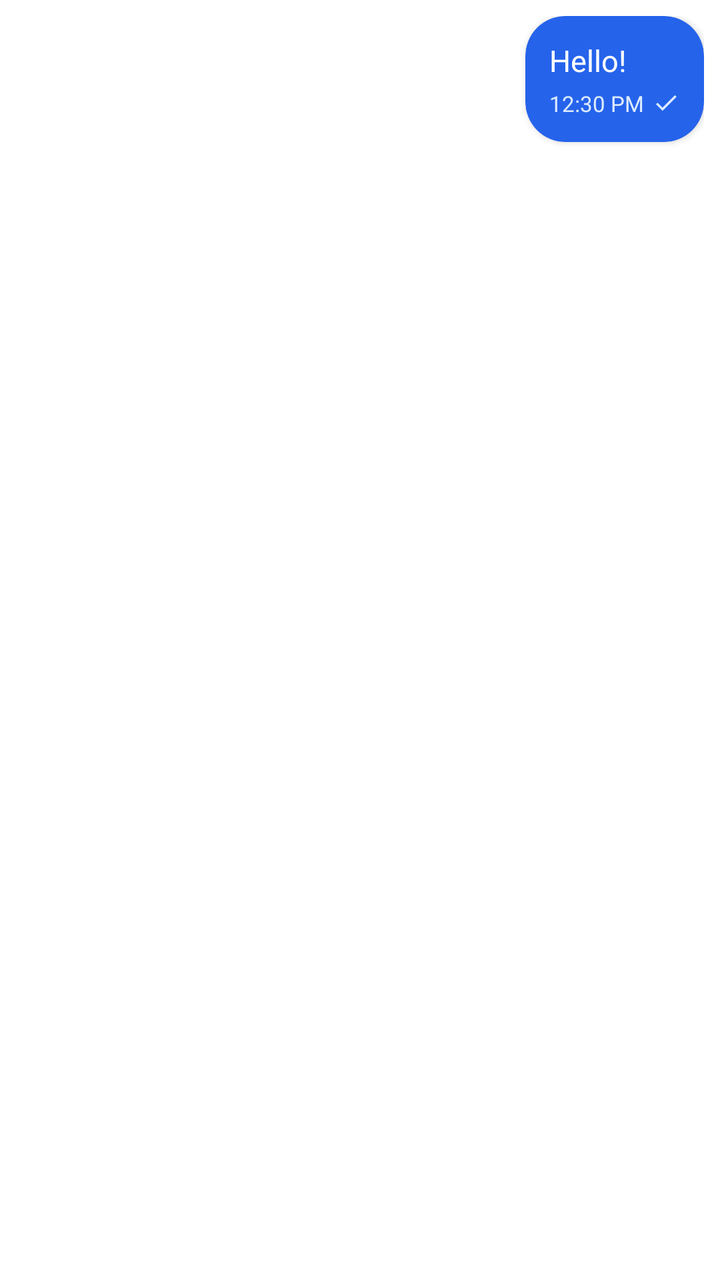
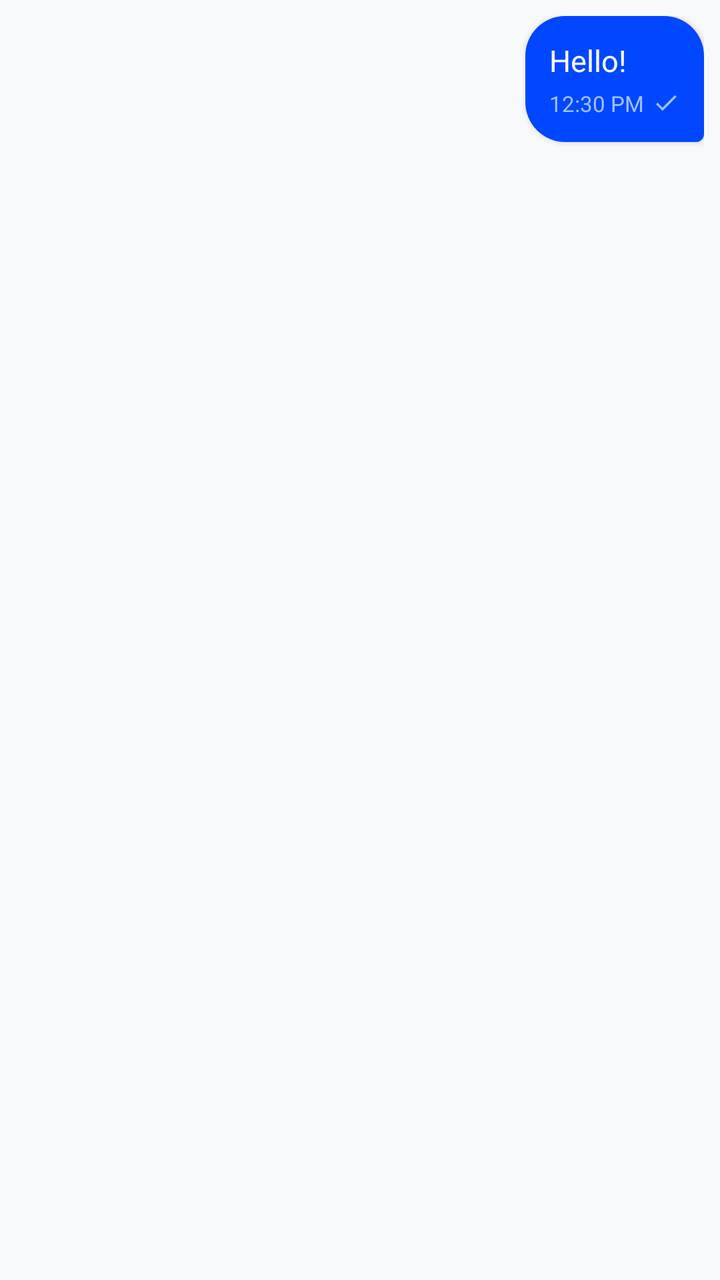

Screens rendered from an Android XML layout before and after an edit, with the pre-edit source and the edit as a unified diff.
<!-- AndroidManifest.xml: application theme Theme.DisasterComm -->
<!-- res/layout/item_message_sent.xml -->
<?xml version="1.0" encoding="utf-8"?>
<androidx.constraintlayout.widget.ConstraintLayout
    xmlns:android="http://schemas.android.com/apk/res/android"
    xmlns:app="http://schemas.android.com/apk/res-auto"
    android:layout_width="match_parent"
    android:layout_height="wrap_content"
    android:layout_marginStart="64dp"
    android:layout_marginEnd="8dp"
    android:layout_marginTop="4dp"
    android:layout_marginBottom="4dp"
    android:padding="8dp">

    
    <androidx.cardview.widget.CardView
        android:id="@+id/cvMessageBubble"
        android:layout_width="wrap_content"
        android:layout_height="wrap_content"
        app:cardCornerRadius="20dp"
        app:cardElevation="2dp"
        app:cardBackgroundColor="@color/chat_bubble_sent"
        app:layout_constraintTop_toTopOf="parent"
        app:layout_constraintEnd_toEndOf="parent">

        <LinearLayout
            android:layout_width="wrap_content"
            android:layout_height="wrap_content"
            android:orientation="vertical"
            android:padding="12dp"
            android:minWidth="80dp"
            android:maxWidth="280dp">

            
            <TextView
                android:id="@+id/tvMessage"
                android:layout_width="wrap_content"
                android:layout_height="wrap_content"
                android:text="Hello!"
                android:textSize="15sp"
                android:textColor="@color/chat_text_sent"
                android:lineSpacingExtra="2dp"/>

            
            <LinearLayout
                android:layout_width="wrap_content"
                android:layout_height="wrap_content"
                android:orientation="horizontal"
                android:layout_marginTop="4dp"
                android:gravity="end"
                android:layout_gravity="end">

                <TextView
                    android:id="@+id/tvTimestamp"
                    android:layout_width="wrap_content"
                    android:layout_height="wrap_content"
                    android:text="12:30 PM"
                    android:textSize="11sp"
                    android:textColor="@color/chat_meta_sent"
                    android:layout_marginEnd="4dp"/>

                
                <ImageView
                    android:id="@+id/ivStatus"
                    android:layout_width="14dp"
                    android:layout_height="14dp"
                    android:src="@drawable/ic_check"
                    app:tint="@color/chat_meta_sent"
                    android:visibility="visible"/>
            </LinearLayout>
        </LinearLayout>
    </androidx.cardview.widget.CardView>

</androidx.constraintlayout.widget.ConstraintLayout>
<!-- resources referenced by this layout -->
<resources>
  <color name="chat_bubble_sent">#2563EB</color>
  <color name="chat_meta_sent">#DBEAFE</color>
  <color name="chat_text_sent">#FFFFFF</color>
  <!-- drawable ic_check (drawable) -->
  <?xml version="1.0" encoding="utf-8"?>
  <vector xmlns:android="http://schemas.android.com/apk/res/android"
      android:width="24dp"
      android:height="24dp"
      android:viewportWidth="24"
      android:viewportHeight="24">
      <path
          android:fillColor="#FF000000"
          android:pathData="M9,16.17L4.83,12l-1.42,1.41L9,19 21,7l-1.41,-1.41z"/>
  </vector>
  <style name="Theme.DisasterComm" parent="Theme.Material3.DayNight.NoActionBar">
          
          <item name="colorPrimary">@color/primary</item>
          <item name="colorPrimaryVariant">@color/primary_variant</item>
          <item name="colorOnPrimary">@color/text_on_primary</item>
          
          
          <item name="colorSecondary">@color/secondary</item>
          <item name="colorSecondaryVariant">@color/secondary_variant</item>
          <item name="colorOnSecondary">@color/white</item>
          
          
          <item name="android:windowBackground">@color/background</item>
          <item name="colorSurface">@color/surface</item>
          <item name="colorOnSurface">@color/text_primary</item>
          
          
          <item name="android:statusBarColor">@color/primary_variant</item>
          <item name="android:windowLightStatusBar">false</item>
          
          
          <item name="elevationOverlayEnabled">false</item>
          
          
          <item name="materialButtonStyle">@style/Widget.App.Button</item>
      </style>
  <color name="primary">#2563EB</color>
  <color name="primary_variant">#1D4ED8</color>
  <color name="text_on_primary">#FFFFFF</color>
  <color name="secondary">#6366F1</color>
  <color name="secondary_variant">#4F46E5</color>
  <color name="white">#FFFFFF</color>
  <color name="background">#FFFFFF</color>
  <color name="surface">#FFFFFF</color>
  <color name="text_primary">#0F172A</color>
  <style name="Widget.App.Button" parent="Widget.Material3.Button">
          <item name="android:minHeight">48dp</item>
          <item name="android:minWidth">48dp</item>
          <item name="android:stateListAnimator">@null</item> 
          <item name="android:elevation">0dp</item>
      </style>
</resources>

<!-- the commit's change to res/layout/item_message_sent.xml (unified diff, before → after) -->
@@ -11,13 +11,12 @@
     android:padding="8dp">
 
     
-    <androidx.cardview.widget.CardView
+    <FrameLayout
         android:id="@+id/cvMessageBubble"
         android:layout_width="wrap_content"
         android:layout_height="wrap_content"
-        app:cardCornerRadius="20dp"
-        app:cardElevation="2dp"
-        app:cardBackgroundColor="@color/chat_bubble_sent"
+        android:background="@drawable/bg_chat_sent_new"
+        android:elevation="2dp"
         app:layout_constraintTop_toTopOf="parent"
         app:layout_constraintEnd_toEndOf="parent">
 
@@ -67,6 +66,6 @@
                     android:visibility="visible"/>
             </LinearLayout>
         </LinearLayout>
-    </androidx.cardview.widget.CardView>
+    </FrameLayout>
 
 </androidx.constraintlayout.widget.ConstraintLayout>
<!-- resource entries referenced after the edit -->
@@ -1,8 +1,18 @@
 <!-- resources referenced by this layout -->
 <resources>
-  <color name="chat_bubble_sent">#2563EB</color>
-  <color name="chat_meta_sent">#DBEAFE</color>
+  <color name="chat_bubble_sent">#0047FF</color>
+  <color name="chat_meta_sent">#A0C0FF</color>
   <color name="chat_text_sent">#FFFFFF</color>
+  <!-- drawable bg_chat_sent_new (drawable) -->
+  <?xml version="1.0" encoding="utf-8"?>
+  <shape xmlns:android="http://schemas.android.com/apk/res/android">
+      <solid android:color="@color/chat_bubble_sent" />
+      <corners
+          android:topLeftRadius="20dp"
+          android:topRightRadius="20dp"
+          android:bottomLeftRadius="20dp"
+          android:bottomRightRadius="4dp" />
+  </shape>
   <!-- drawable ic_check (drawable) -->
   <?xml version="1.0" encoding="utf-8"?>
   <vector xmlns:android="http://schemas.android.com/apk/res/android"
@@ -40,13 +50,13 @@
           
           <item name="materialButtonStyle">@style/Widget.App.Button</item>
       </style>
-  <color name="primary">#2563EB</color>
-  <color name="primary_variant">#1D4ED8</color>
+  <color name="primary">#0047FF</color>
+  <color name="primary_variant">#092FA4</color>
   <color name="text_on_primary">#FFFFFF</color>
-  <color name="secondary">#6366F1</color>
-  <color name="secondary_variant">#4F46E5</color>
+  <color name="secondary">#0047FF</color>
+  <color name="secondary_variant">#092FA4</color>
   <color name="white">#FFFFFF</color>
-  <color name="background">#FFFFFF</color>
+  <color name="background">#F8F9FA</color>
   <color name="surface">#FFFFFF</color>
   <color name="text_primary">#0F172A</color>
   <style name="Widget.App.Button" parent="Widget.Material3.Button">
